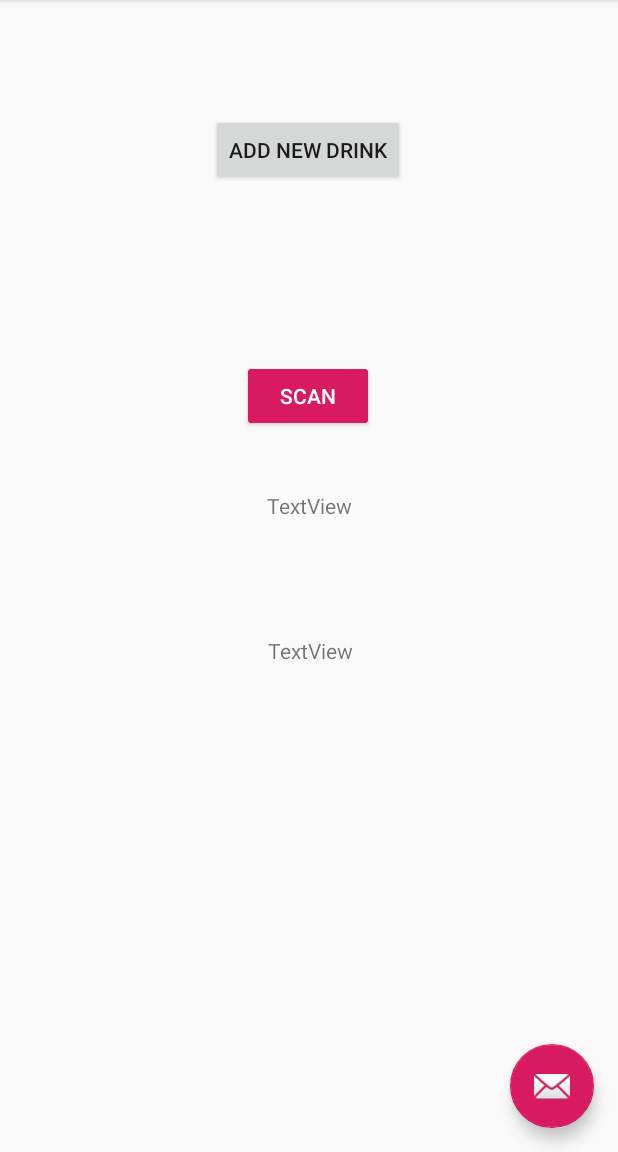
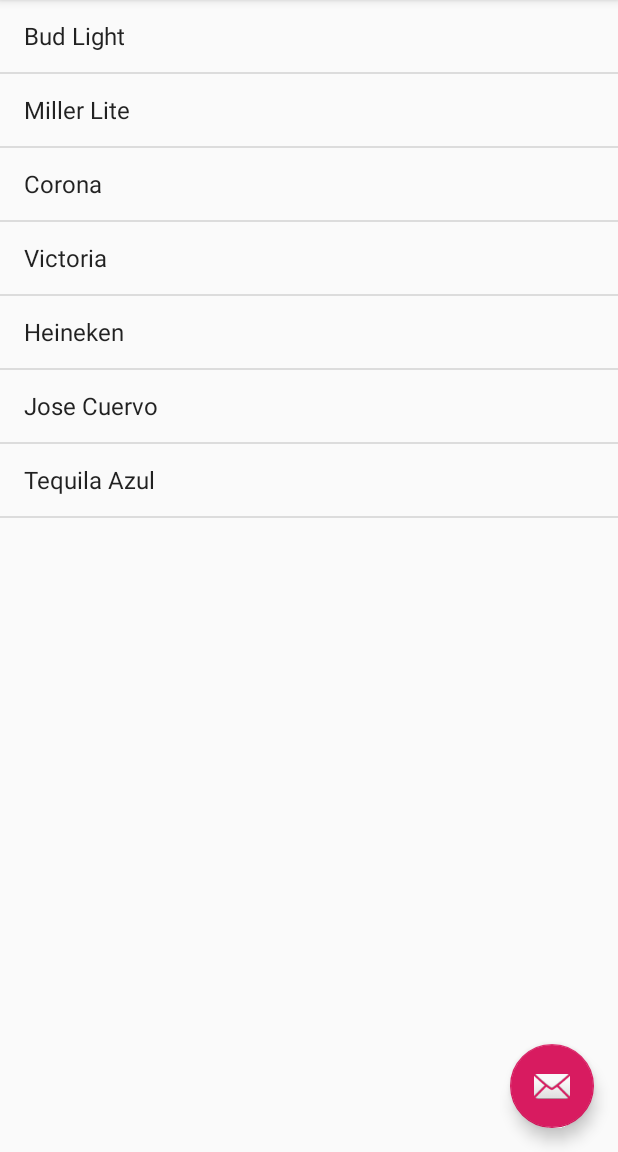
Before and after one commit to umanga-shrestha/BeerInventoryAppupdate, an Android app: the screen it shows after launch (MainActivity), on a phone screen of 412 x 824 dp, the part 84-1236 px from its top. Run offline under Robolectric (Android 15) with nearby library versions, the phone set to English and light mode, and no system bars.

Commit message:
Added List View to Main Activity

```diff
--- a/app/build.gradle
+++ b/app/build.gradle
@@ -25,6 +25,7 @@ dependencies {
     implementation 'androidx.legacy:legacy-support-v4:1.0.0'
     implementation 'com.google.android.material:material:1.0.0'
     implementation 'androidx.constraintlayout:constraintlayout:1.1.3'
+    implementation 'com.android.support:recyclerview-v7:29.0.0'
     testImplementation 'junit:junit:4.12'
     androidTestImplementation 'androidx.test:runner:1.2.0'
     androidTestImplementation 'androidx.test.espresso:espresso-core:3.2.0'
--- a/app/src/main/AndroidManifest.xml
+++ b/app/src/main/AndroidManifest.xml
@@ -11,20 +11,18 @@
         android:roundIcon="@mipmap/ic_launcher_round"
         android:supportsRtl="true"
         android:theme="@style/AppTheme">
+
         <activity
             android:name=".MainActivity"
             android:label="@string/app_name"
             android:theme="@style/AppTheme.NoActionBar">
-
             <intent-filter>
                 <action android:name="android.intent.action.MAIN" />
-
 
                 <category android:name="android.intent.category.LAUNCHER" />
             </intent-filter>
         </activity>
         <activity android:name=".NewDrinkActitvity" />
-
     </application>
 
 </manifest>
--- a/app/src/main/java/com/example/beerinventory/MainActivity.java
+++ b/app/src/main/java/com/example/beerinventory/MainActivity.java
@@ -6,6 +6,7 @@ import com.google.android.material.floatingactionbutton.FloatingActionButton;
 import com.google.android.material.snackbar.Snackbar;
 
 import android.os.Environment;
+import android.util.Log;
 import android.view.View;
 import androidx.core.view.GravityCompat;
 import androidx.appcompat.app.ActionBarDrawerToggle;
@@ -20,7 +21,10 @@ import com.google.zxing.integration.android.IntentResult;
 import android.app.Activity;
 import android.content.Intent;
 import android.view.View.OnClickListener;
+import android.widget.AdapterView;
+import android.widget.ArrayAdapter;
 import android.widget.Button;
+import android.widget.ListView;
 import android.widget.TextView;
 import android.widget.Toast;
 import java.io.File;
@@ -32,34 +36,42 @@ import java.io.File;
 
 
 public  class MainActivity extends AppCompatActivity
-        implements NavigationView.OnNavigationItemSelectedListener, OnClickListener {
-
-    private Button scanBtn;
-    private TextView formatTxt, contentTxt;
+        implements NavigationView.OnNavigationItemSelectedListener {
 
 
-    //***************CREATE DIRECOTRY TO SAVE DATA***************
+    //********* Dummy Data List View
+
+    String[] dataArray = {"Bud Light" ,
+            "Miller Lite",
+            "Corona",
+            "Victoria",
+            "Heineken" ,
+            "Jose Cuervo" ,
+            "Tequila Azul"};
 
 
-    //**************** ADD Manually a beer ******************
+
+    //**************** Main Activity Shit******************
     @Override
     protected void onCreate(Bundle savedInstanceState) {
         super.onCreate(savedInstanceState);
         setContentView(R.layout.activity_main);
+
+        // List View
+        ListView listView = findViewById(R.id.listViewID);
+        ArrayAdapter<String> adapter = new ArrayAdapter<String>(this,android.R.layout.simple_list_item_1, dataArray);
+        listView.setAdapter(adapter);
+
+        listView.setOnItemClickListener(new AdapterView.OnItemClickListener() {
+            @Override
+            public void onItemClick(AdapterView<?> parent, View view, int position, long id) {
+                Log.i("Awesome", dataArray[position]);
+            }
+        });
+
+
         Toolbar toolbar = findViewById(R.id.toolbar);
         setSupportActionBar(toolbar);
-        FloatingActionButton fab = findViewById(R.id.fab);
-        fab.setOnClickListener(new View.OnClickListener() {
-            @Override
-            public void onClick(View view) {
-
-            }
-        }
-        );
-
-
-
-
         DrawerLayout drawer = findViewById(R.id.drawer_layout);
         NavigationView navigationView = findViewById(R.id.nav_view);
         ActionBarDrawerToggle toggle = new ActionBarDrawerToggle(
@@ -68,22 +80,30 @@ public  class MainActivity extends AppCompatActivity
         toggle.syncState();
         navigationView.setNavigationItemSelectedListener(this);
 
-        scanBtn = findViewById(R.id.button);
-        formatTxt = findViewById(R.id.textView2);
-        contentTxt = findViewById(R.id.textView3);
-
-        scanBtn.setOnClickListener( this);
 
     }
 
-// ************* SCAN CODE ******************************************************
-    public void onClick(View v){
-    //respond to clicks
 
-        if(v.getId()==R.id.button){
-            //Scan
-        IntentIntegrator scanIntegrator = new IntentIntegrator(this);
-            scanIntegrator.initiateScan();
+
+
+
+//**************** This Retrieves the Data form the Scan ****************************
+
+    public void onActivityResult(int requestCode, int resultCode, Intent intent) {
+//retrieve scan result
+        IntentResult scanningResult = IntentIntegrator.parseActivityResult(requestCode, resultCode, intent);
+
+        if (scanningResult != null) {
+//we have a result
+
+            String scanContent = scanningResult.getContents(); // <------- BARCODE
+            String scanFormat = scanningResult.getFormatName();
+        }
+
+        else{
+            Toast toast = Toast.makeText(getApplicationContext(),
+                    "No scan data received!", Toast.LENGTH_SHORT);
+            toast.show();
         }
     }
 
@@ -92,25 +112,6 @@ public  class MainActivity extends AppCompatActivity
 
 
 
-    public void onActivityResult(int requestCode, int resultCode, Intent intent) {
-//retrieve scan result
-        IntentResult scanningResult = IntentIntegrator.parseActivityResult(requestCode, resultCode, intent);
-
-        if (scanningResult != null) {
-//we have a result
-            String scanContent = scanningResult.getContents();
-            String scanFormat = scanningResult.getFormatName();
-
-            formatTxt.setText("FORMAT: " + scanFormat);
-            contentTxt.setText("CONTENT: " + scanContent);
-        }
-
-        else{
-            Toast toast = Toast.makeText(getApplicationContext(),
-                    "No scan data received!", Toast.LENGTH_SHORT);
-            toast.show();
-        }
-    }
 
 
 
@@ -164,6 +165,7 @@ public  class MainActivity extends AppCompatActivity
 
         } else if (id == R.id.nav_slideshow) {
 
+
         } else if (id == R.id.nav_tools) {
 
         } else if (id == R.id.nav_share) {
--- a/app/src/main/java/com/example/beerinventory/NewDrinkActitvity.java
+++ b/app/src/main/java/com/example/beerinventory/NewDrinkActitvity.java
@@ -89,22 +89,10 @@ public class NewDrinkActitvity extends AppCompatActivity {
 
         catch (IOException e)
         {
-            ;
+
         }
 
-        //test
-        /*fileWriter.write(breweryInfo);
-        fileWriter.write("\r\n");
-        fileWriter.flush();
-        fileWriter.close();*/
-        /*boolean check = (editText_1.getText().toString().isEmpty()
-                | editText_2.getText().toString().isEmpty()
-                | editText_4.getText().toString().isEmpty()
-                | editText_7.getText().toString().isEmpty()
-                | editText_9.getText().toString().isEmpty()
-                | editText_11.getText().toString().isEmpty()
-                | editText_12.getText().toString().isEmpty()
-                | editText_10.getText().toString().isEmpty());*/
+
 
     }
 }
--- a/app/src/main/res/layout/content_main.xml
+++ b/app/src/main/res/layout/content_main.xml
@@ -9,63 +9,15 @@
     tools:showIn="@layout/app_bar_main">
 
 
-    <Button
-        android:id="@+id/button"
-        style="@style/Widget.AppCompat.Button.Colored"
-        android:layout_width="wrap_content"
-        android:layout_height="wrap_content"
-        android:layout_marginStart="161dp"
-        android:layout_marginTop="45dp"
-        android:layout_marginEnd="162dp"
-        android:layout_marginBottom="39dp"
-        android:text="@string/scan"
-        app:layout_constraintBottom_toTopOf="@+id/textView2"
-        app:layout_constraintEnd_toEndOf="parent"
-        app:layout_constraintHorizontal_bias="0.0"
-        app:layout_constraintStart_toStartOf="parent"
-        app:layout_constraintTop_toTopOf="parent"
-        app:layout_constraintVertical_bias="1.0" />
-
-    <TextView
-        android:id="@+id/textView2"
-        android:layout_width="wrap_content"
-        android:layout_height="wrap_content"
-        android:layout_marginStart="176dp"
-        android:layout_marginTop="327dp"
-        android:layout_marginEnd="176dp"
-        android:text="TextView"
-        android:freezesText="true"
-        app:layout_constraintEnd_toEndOf="parent"
-        app:layout_constraintStart_toStartOf="parent"
+    <ListView
+        android:id="@+id/listViewID"
+        android:layout_width="match_parent"
+        android:layout_height="match_parent"
+        tools:layout_editor_absoluteX="90dp"
+        tools:layout_editor_absoluteY="210dp"
+        app:layout_constraintLeft_toLeftOf="parent"
+        app:layout_constraintRight_toRightOf="parent"
         app:layout_constraintTop_toTopOf="parent" />
 
-    <TextView
-        android:id="@+id/textView3"
-        android:layout_width="wrap_content"
-        android:layout_height="wrap_content"
-        android:layout_marginStart="177dp"
-        android:layout_marginTop="32dp"
-        android:layout_marginEnd="176dp"
-        android:layout_marginBottom="279dp"
-        android:freezesText="true"
-        android:text="TextView"
-        app:layout_constraintBottom_toBottomOf="parent"
-        app:layout_constraintEnd_toEndOf="parent"
-        app:layout_constraintStart_toStartOf="parent"
-        app:layout_constraintTop_toBottomOf="@+id/textView2" />
-
-    <Button
-        android:id="@+id/gotToNewDrink"
-        android:layout_width="wrap_content"
-        android:layout_height="wrap_content"
-        android:layout_marginStart="8dp"
-        android:layout_marginEnd="8dp"
-        android:layout_marginBottom="116dp"
-        android:text="Add new Drink"
-        app:layout_constraintBottom_toTopOf="@+id/button"
-        app:layout_constraintEnd_toEndOf="parent"
-        app:layout_constraintHorizontal_bias="0.498"
-        app:layout_constraintStart_toStartOf="parent"
-        app:layout_constraintTop_toBottomOf="@+id/imageView" />
 
 </androidx.constraintlayout.widget.ConstraintLayout>
```
